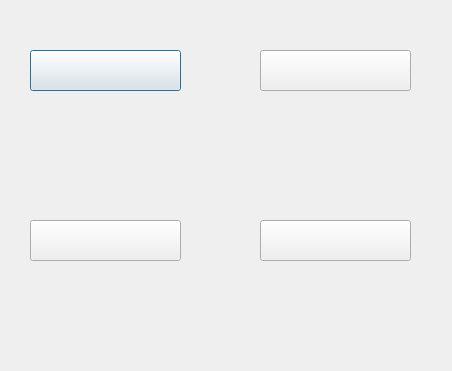
First picture: the form in graphics/atacar.ui, repository jdlmd/Combate_pokemon, before the edit.
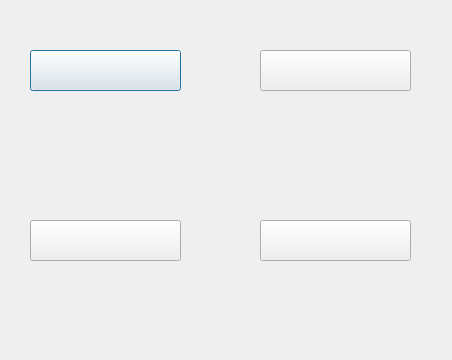
Second picture: the form after the edit. Icons and pictures are not drawn.

What changed in the file:
```diff
--- a/graphics/atacar.ui
+++ b/graphics/atacar.ui
@@ -7,7 +7,7 @@
     <x>0</x>
     <y>0</y>
     <width>452</width>
-    <height>371</height>
+    <height>360</height>
    </rect>
   </property>
   <property name="windowTitle">
@@ -127,7 +127,8 @@
    </property>
    <property name="styleSheet">
     <string notr="true">border-image: url(:/files/combate/movimientos.png);
-bakground: transparent;
+background: transparent;
+
 </string>
    </property>
    <property name="text">
@@ -145,7 +146,8 @@
    </property>
    <property name="styleSheet">
     <string notr="true">border-image: url(:/files/combate/movimientos.png);
-bakground: transparent;
+background: transparent;
+
 </string>
    </property>
    <property name="text">
```
Left out of the diff: 5 changed lines with no effect on the pictures.
